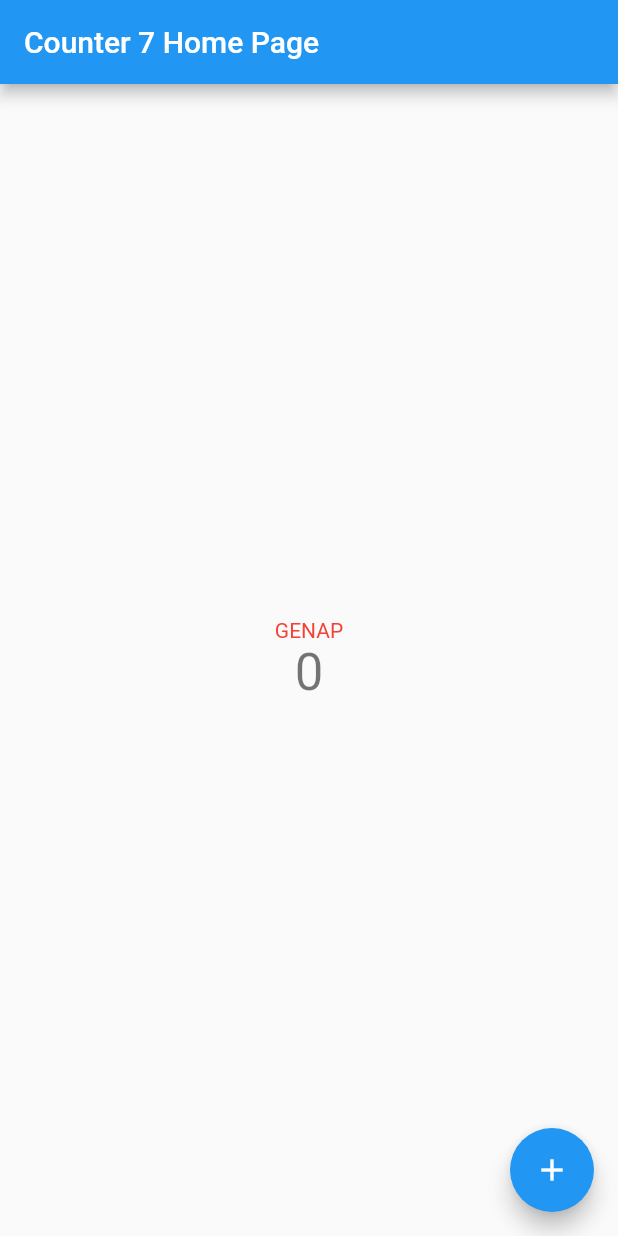
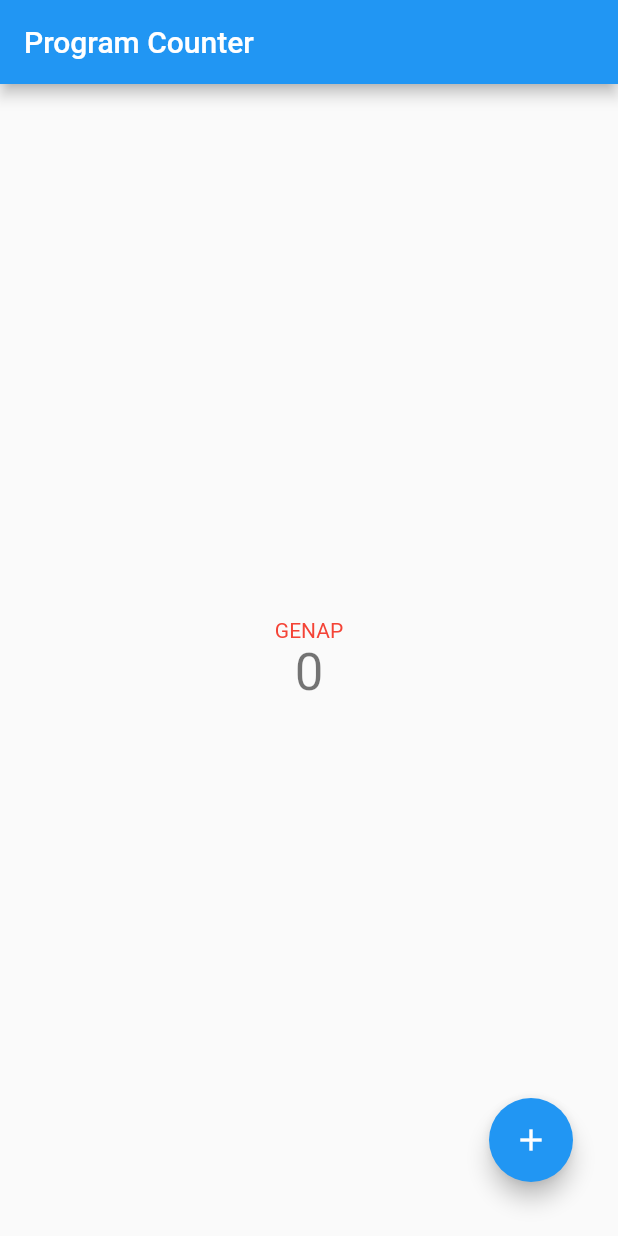
Before and after one commit to maureenesthw/pbp-flutter-lab, a Flutter app: the MyHomePage screen opened directly, after a tap on the "add" icon, after a tap on the "remove" icon, on a phone screen of 412 x 824 dp. Run offline on Flutter 3.47's test engine with Material 2 defaults, Android fonts, the phone set to English and light mode, and no system bars.

Commit message:
edit layout

```diff
--- a/counter_7/lib/main.dart
+++ b/counter_7/lib/main.dart
@@ -24,7 +24,7 @@ class MyApp extends StatelessWidget {
         // is not restarted.
         primarySwatch: Colors.blue,
       ),
-      home: const MyHomePage(title: 'Counter 7 Home Page'),
+      home: const MyHomePage(title: 'Program Counter'),
     );
   }
 }
@@ -52,6 +52,16 @@ class _MyHomePageState extends State<MyHomePage> {
   Color color = Colors.red;
   String type = 'GENAP';
 
+  void updateTypeColor() {
+    if (_counter % 2 == 0) {
+      type = 'GENAP';
+      color = Colors.red;
+    } else {
+      type = 'GANJIL';
+      color = Colors.blue;
+    }
+  }
+
   void _incrementCounter() {
     setState(() {
       // This call to setState tells the Flutter framework that something has
@@ -60,13 +70,7 @@ class _MyHomePageState extends State<MyHomePage> {
       // _counter without calling setState(), then the build method would not be
       // called again, and so nothing would appear to happen.
       _counter++;
-      if (_counter % 2 == 0) {
-        type = 'GENAP';
-        color = Colors.red;
-      } else {
-        type = 'GANJIL';
-        color = Colors.blue;
-      }
+      updateTypeColor();
     });
   }
 
@@ -78,18 +82,8 @@ class _MyHomePageState extends State<MyHomePage> {
       // _counter without calling setState(), then the build method would not be
       // called again, and so nothing would appear to happen.
       _counter--;
-      if (_counter % 2 == 0) {
-        type = 'GENAP';
-        color = Colors.red;
-      } else {
-        type = 'GANJIL';
-        color = Colors.blue;
-      }
+      updateTypeColor();
     });
-  }
-
-  Color getColor() {
-    return color;
   }
 
   @override
@@ -134,27 +128,31 @@ class _MyHomePageState extends State<MyHomePage> {
           ],
         ),
       ),
-        floatingActionButton: Padding(
-          padding: const EdgeInsets.only(left: 50),
-          child: Row(
-            mainAxisAlignment: MainAxisAlignment.spaceBetween,
+        floatingActionButtonLocation: FloatingActionButtonLocation.centerFloat,
+        floatingActionButton: Stack(
+            fit: StackFit.expand,
             children: [
-              Visibility(
-                visible: _counter > 0 ? true : false,
-                child: FloatingActionButton(
+              if (_counter != 0) Positioned(
+                left: 30,
+                bottom: 20,
+                child:
+                  FloatingActionButton(
                   onPressed: _decrementCounter,
                   tooltip: 'Decrement',
                   child: const Icon(Icons.remove),
                 ),
               ),
-              FloatingActionButton(
-                onPressed: _incrementCounter,
-                tooltip: 'Increment',
-                child: const Icon(Icons.add),
+              Positioned(
+                right: 30,
+                bottom: 20,
+                child: FloatingActionButton(
+                  onPressed: _incrementCounter,
+                  tooltip: 'Increment',
+                  child: const Icon(Icons.add),
+                ),
               ),
             ],
-          ),
-        )// This trailing comma makes auto-formatting nicer for build methods.
+          ), // This trailing comma makes auto-formatting nicer for build methods.
     );
   }
 }
```
